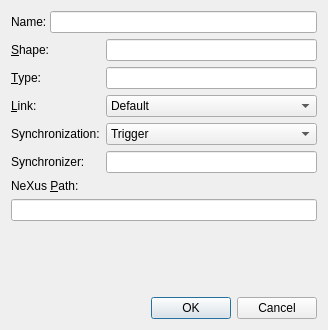
Above: nxsselector/ui/LDataDlg.ui from nexdatas/nxselector before the change. Below: the same form after it.
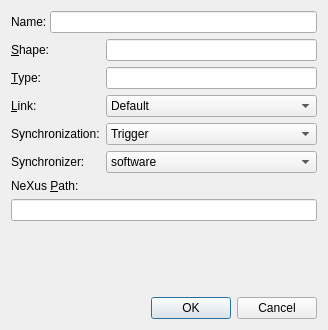
That is the form after the change.

Diff of the .ui file:
```diff
--- a/nxsselector/ui/LDataDlg.ui
+++ b/nxsselector/ui/LDataDlg.ui
@@ -160,7 +160,16 @@
            </widget>
           </item>
           <item row="5" column="1">
-           <widget class="QLineEdit" name="synchronizerLineEdit"/>
+           <widget class="QComboBox" name="synchronizerComboBox">
+            <property name="editable">
+             <bool>false</bool>
+            </property>
+            <item>
+             <property name="text">
+              <string>software</string>
+             </property>
+            </item>
+           </widget>
           </item>
          </layout>
         </item>
```
